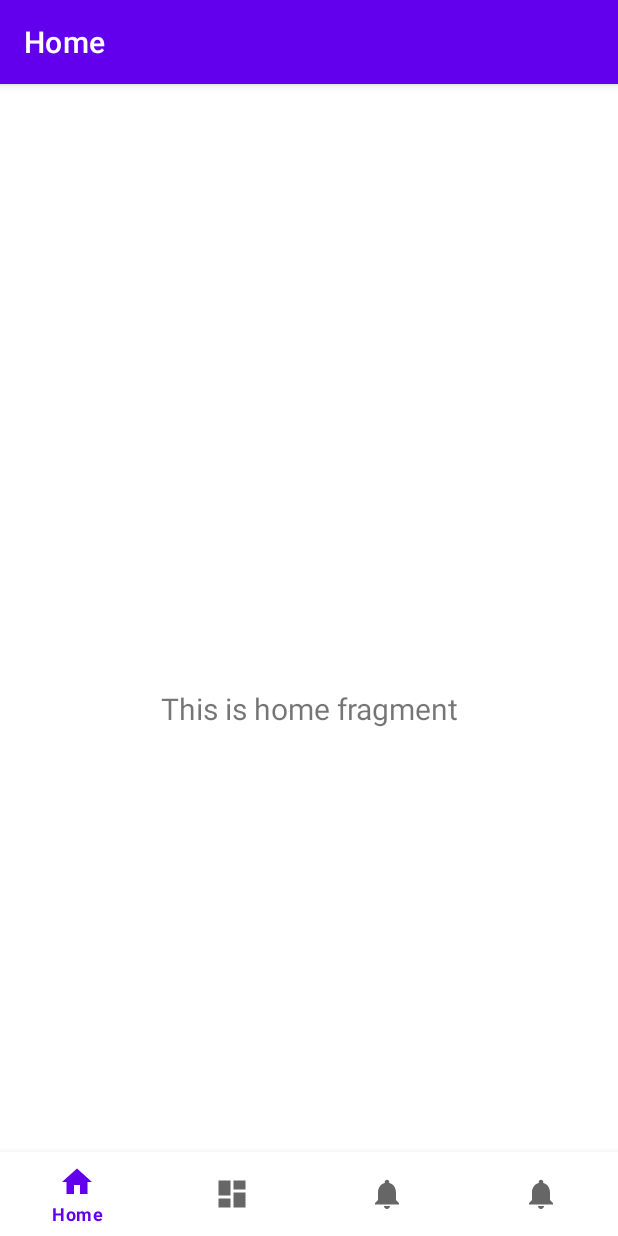
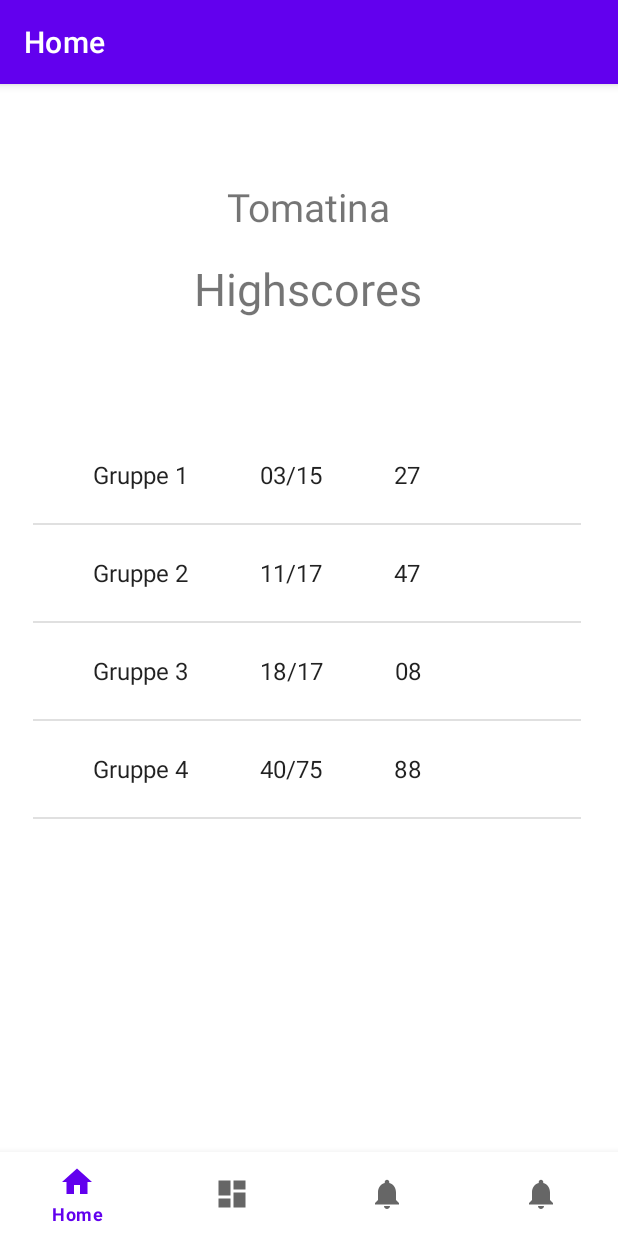
Before and after one commit to msd19tomatina/tomatina-native, an Android app: the screen it shows after launch (MainActivity), on a phone screen of 412 x 824 dp. Run offline under Robolectric (Android 15) with nearby library versions, the phone set to English and light mode, and no system bars; our stand-ins replace navigation-ui.

Commit message:
first sketch of home-screen

```diff
--- a/app/src/main/java/com/example/tomatina/ui/home/HomeFragment.java
+++ b/app/src/main/java/com/example/tomatina/ui/home/HomeFragment.java
@@ -4,7 +4,9 @@ import android.os.Bundle;
 import android.view.LayoutInflater;
 import android.view.View;
 import android.view.ViewGroup;
+import android.widget.ArrayAdapter;
 import android.widget.TextView;
+import android.widget.ListView;
 
 import androidx.annotation.NonNull;
 import androidx.annotation.Nullable;
@@ -20,16 +22,29 @@ public class HomeFragment extends Fragment {
 
     public View onCreateView(@NonNull LayoutInflater inflater,
                              ViewGroup container, Bundle savedInstanceState) {
-        homeViewModel =
-                new ViewModelProvider(this).get(HomeViewModel.class);
+        homeViewModel = new ViewModelProvider(this).get(HomeViewModel.class);
         View root = inflater.inflate(R.layout.fragment_home, container, false);
-        final TextView textView = root.findViewById(R.id.text_home);
-        homeViewModel.getText().observe(getViewLifecycleOwner(), new Observer<String>() {
-            @Override
-            public void onChanged(@Nullable String s) {
-                textView.setText(s);
-            }
-        });
+
+        // List Array of Strings
+        String[] focusGroups = {
+                "Gruppe 1            " + "03/15            " + "27",
+                "Gruppe 2            " + "11/17            " + "47",
+                "Gruppe 3            " + "18/17            " + "08",
+                "Gruppe 4            " + "40/75            " + "88",
+        };
+
+        ListView lw = (ListView) root.findViewById(R.id.list);
+
+        // this adapter is needed so that listView knows what to display
+        ArrayAdapter<String> listViewAdapter = new ArrayAdapter<String>(
+                getActivity(),
+                android.R.layout.simple_expandable_list_item_1,
+                focusGroups
+        );
+
+        lw.setAdapter(listViewAdapter);
+
+
         return root;
     }
 }
--- a/app/src/main/res/layout/fragment_home.xml
+++ b/app/src/main/res/layout/fragment_home.xml
@@ -6,17 +6,69 @@
     android:layout_height="match_parent"
     tools:context=".ui.home.HomeFragment">
 
-    <TextView
-        android:id="@+id/text_home"
-        android:layout_width="match_parent"
-        android:layout_height="wrap_content"
-        android:layout_marginStart="8dp"
-        android:layout_marginTop="8dp"
-        android:layout_marginEnd="8dp"
-        android:textAlignment="center"
-        android:textSize="20sp"
+    <androidx.constraintlayout.widget.ConstraintLayout
+        android:layout_width="366dp"
+        android:layout_height="542dp"
         app:layout_constraintBottom_toBottomOf="parent"
         app:layout_constraintEnd_toEndOf="parent"
+        app:layout_constraintHorizontal_bias="0.482"
         app:layout_constraintStart_toStartOf="parent"
-        app:layout_constraintTop_toTopOf="parent" />
+        app:layout_constraintTop_toTopOf="parent"
+        app:layout_constraintVertical_bias="0.0">
+
+        <androidx.constraintlayout.widget.ConstraintLayout
+            android:layout_width="268dp"
+            android:layout_height="103dp"
+            android:layout_marginTop="4dp"
+            app:layout_constraintEnd_toEndOf="parent"
+            app:layout_constraintStart_toStartOf="parent"
+            app:layout_constraintTop_toTopOf="parent">
+
+            <TextView
+                android:id="@+id/textView3"
+                android:layout_width="wrap_content"
+                android:layout_height="wrap_content"
+                android:layout_marginTop="4dp"
+                android:text="Tomatina"
+                android:textSize="26sp"
+                app:layout_constraintEnd_toEndOf="parent"
+                app:layout_constraintHorizontal_bias="0.503"
+                app:layout_constraintStart_toStartOf="parent"
+                app:layout_constraintTop_toTopOf="parent" />
+
+            <TextView
+                android:id="@+id/textView4"
+                android:layout_width="wrap_content"
+                android:layout_height="wrap_content"
+                android:layout_marginTop="52dp"
+                android:text="@string/title_highscores"
+                android:textSize="30sp"
+                app:layout_constraintEnd_toEndOf="parent"
+                app:layout_constraintStart_toStartOf="parent"
+                app:layout_constraintTop_toTopOf="@+id/textView3" />
+        </androidx.constraintlayout.widget.ConstraintLayout>
+
+        <androidx.constraintlayout.widget.ConstraintLayout
+            android:layout_width="365dp"
+            android:layout_height="377dp"
+            app:layout_constraintBottom_toBottomOf="parent"
+            app:layout_constraintEnd_toEndOf="parent"
+            app:layout_constraintHorizontal_bias="0.0"
+            app:layout_constraintStart_toStartOf="parent" >
+
+            <ListView
+                android:id = "@+id/list"
+                android:layout_width="match_parent"
+                android:layout_height="match_parent"
+                android:layout_marginTop="8dp"
+                android:layout_marginBottom="8dp"
+                app:layout_constraintBottom_toBottomOf="parent"
+                app:layout_constraintEnd_toEndOf="parent"
+                app:layout_constraintHorizontal_bias="0.0"
+                app:layout_constraintStart_toStartOf="parent"
+                app:layout_constraintTop_toTopOf="parent"
+                app:layout_constraintVertical_bias="0.0" />
+        </androidx.constraintlayout.widget.ConstraintLayout>
+    </androidx.constraintlayout.widget.ConstraintLayout>
+
 </androidx.constraintlayout.widget.ConstraintLayout>
```
